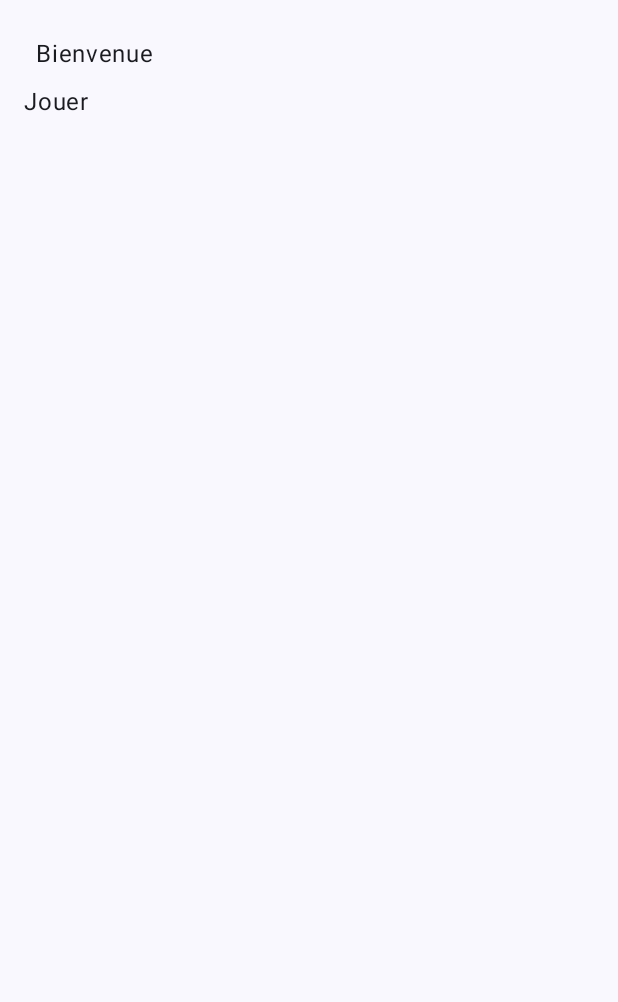
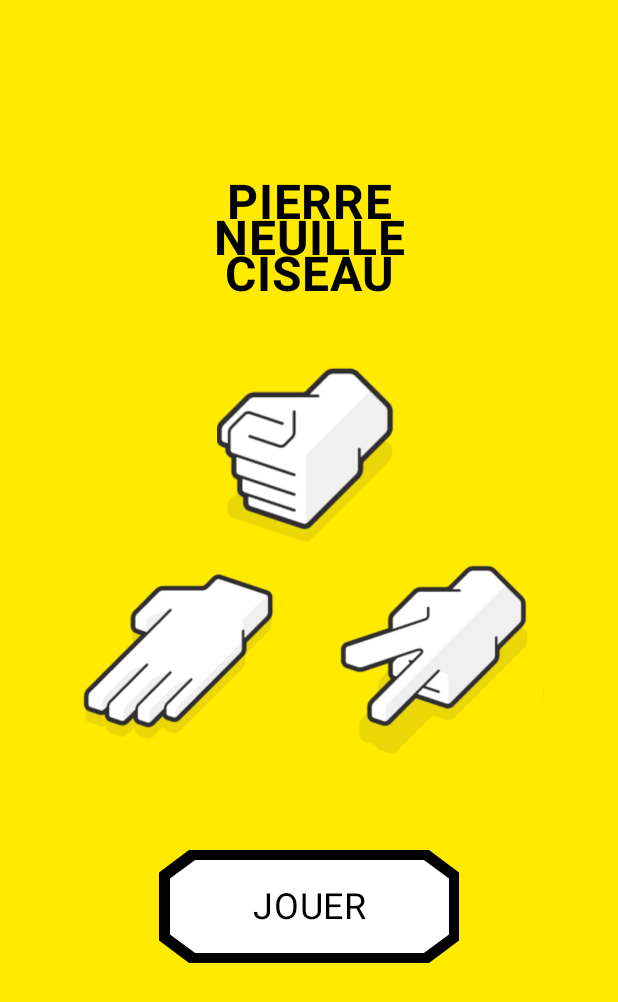
Before and after one commit to Axel-TR/ShiFuMi, an Android app built with Jetpack Compose: the screen it shows after launch (MainActivity), on a phone screen of 412 x 824 dp. Before the commit the part shown is almost empty. Shown: the top 1002 px of the screen. Run offline under Robolectric (Android 15) with nearby library versions, the phone set to English and light mode, and no system bars.

Commit message:
Visual update

```diff
--- a/app/src/main/java/com/example/shifumiapp/MainActivity.kt
+++ b/app/src/main/java/com/example/shifumiapp/MainActivity.kt
@@ -25,11 +25,29 @@ import android.hardware.SensorEvent
 import android.hardware.SensorEventListener
 import android.hardware.SensorManager
 import android.content.Context
+import androidx.compose.foundation.BorderStroke
 import androidx.compose.foundation.Image
+import androidx.compose.foundation.background
+import androidx.compose.foundation.layout.Arrangement
+import androidx.compose.foundation.layout.Box
+import androidx.compose.foundation.layout.Row
+import androidx.compose.foundation.layout.Spacer
 import androidx.compose.foundation.layout.fillMaxWidth
+import androidx.compose.foundation.layout.height
+import androidx.compose.foundation.layout.size
+import androidx.compose.foundation.layout.width
+import androidx.compose.foundation.shape.GenericShape
+import androidx.compose.foundation.shape.RoundedCornerShape
+import androidx.compose.material3.ButtonDefaults
 import androidx.compose.runtime.*
+import androidx.compose.ui.Alignment
+import androidx.compose.ui.draw.clip
+import androidx.compose.ui.graphics.Color
 import androidx.compose.ui.platform.LocalContext
 import androidx.compose.ui.res.painterResource
+import androidx.compose.ui.text.font.FontWeight
+import androidx.compose.ui.text.style.TextAlign
+import androidx.compose.ui.unit.sp
 import kotlin.math.sqrt
 import kotlin.random.Random
 
@@ -132,23 +150,94 @@ fun PlayScreen(navController: NavHostController) {
     }
 }
 
-
 @Composable
 fun HomeScreen(navController: NavHostController) {
     Column(
         modifier = Modifier
             .fillMaxSize()
-            .padding(16.dp)
+            .background(Color(0xFFFFEA00))
+            .padding(16.dp),
+        horizontalAlignment = Alignment.CenterHorizontally,
     ) {
         Text(
-            text = "Bienvenue",
+            text = "PIERRE\nNEUILLE\nCISEAU",
+            fontSize = 32.sp,
+            fontWeight = FontWeight.Bold,
+            textAlign = TextAlign.Center,
+            color = Color.Black,
+            modifier = Modifier.padding(top = 100.dp)
+        )
+        Spacer(modifier = Modifier.height(40.dp))
+        Image(
+            painter = painterResource(id = R.drawable.pierre),
+            contentDescription = "Pierre",
+            modifier = Modifier.size(124.dp)
+        )
+
+        Row(
+            modifier = Modifier.fillMaxWidth(),
+            horizontalArrangement = Arrangement.SpaceEvenly
+        ) {
+            Image(
+                painter = painterResource(id = R.drawable.feuille),
+                contentDescription = "Feuille",
+                modifier = Modifier.size(140.dp)
+            )
+            Image(
+                painter = painterResource(id = R.drawable.ciseau),
+                contentDescription = "Ciseau",
+                modifier = Modifier.size(140.dp)
+            )
+
+        }
+        Spacer(modifier = Modifier.height(60.dp))
+
+        Box(
+            contentAlignment = Alignment.Center,
             modifier = Modifier
-                .padding(8.dp)
-        )
-        Text(
-            text = "Jouer",
-            modifier = Modifier
-                .clickable{navController.navigate("play")}
-        )
+                .width(200.dp)
+                .height(75.dp)
+                .clip(GenericShape { size, _ ->
+                    val width = size.width
+                    val height = size.height
+                    moveTo(width * 0.1f, 0f)
+                    lineTo(width * 0.9f, 0f)
+                    lineTo(width, height * 0.2f)
+                    lineTo(width, height * 0.8f)
+                    lineTo(width * 0.9f, height)
+                    lineTo(width * 0.1f, height)
+                    lineTo(0f, height * 0.8f)
+                    lineTo(0f, height * 0.2f)
+                    close()
+                })
+                .background(Color.Black)
+                .clickable {
+                    navController.navigate("play")
+                }
+        ) {
+            Box(
+                contentAlignment = Alignment.Center,
+                modifier = Modifier
+                    .width(186.dp)
+                    .height(62.dp)
+                    .clip(GenericShape { size, _ ->
+                        val width = size.width
+                        val height = size.height
+                        moveTo(width * 0.09f, 0f)
+                        lineTo(width * 0.91f, 0f)
+                        lineTo(width, height * 0.2f)
+                        lineTo(width, height * 0.8f)
+                        lineTo(width * 0.91f, height)
+                        lineTo(width * 0.09f, height)
+                        lineTo(0f, height * 0.8f)
+                        lineTo(0f, height * 0.2f)
+                        close()
+                    })
+                    .background(Color.White)
+                    .padding(12.dp)
+            ) {
+                Text(text = "JOUER", fontSize = 24.sp, color = Color.Black)
+            }
+        }
     }
 }
```
